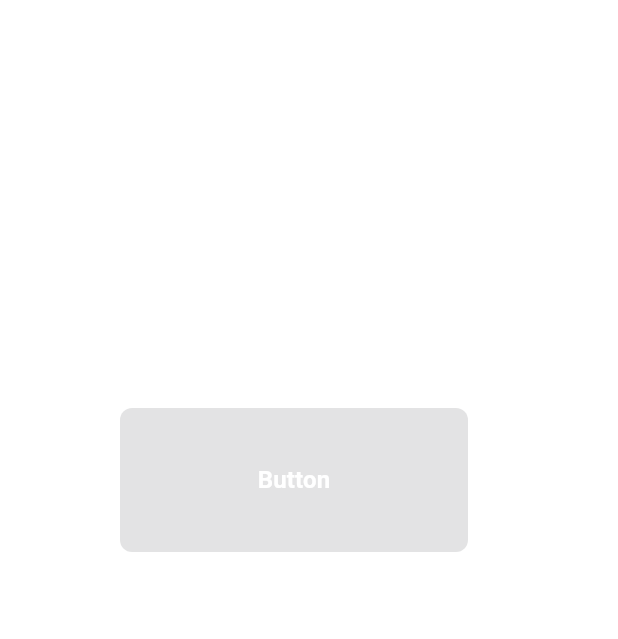
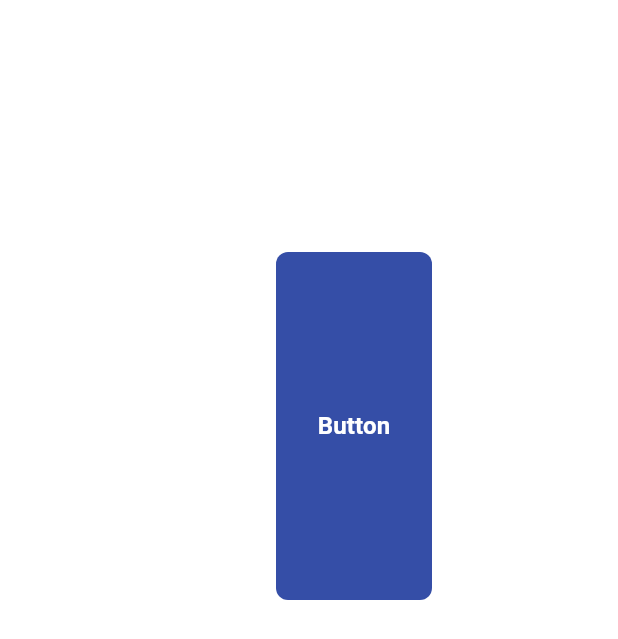
Before and after one commit to sudo-script/flutter-builder-ci, a Flutter app: the screen it shows after launch, on a phone screen of 412 x 824 dp. Shown: the top 639 px of the screen. Run offline on Flutter 3.47's test engine with Material 3 defaults, Android fonts, the phone set to English and light mode, and no system bars; our stand-ins replace go_router.

Commit message:
🤖 flutter-builder: generated app [bmmdphcgy6ry7]

```diff
--- a/lib/screens/screen_screen_1.dart
+++ b/lib/screens/screen_screen_1.dart
@@ -1,4 +1,5 @@
 import 'package:flutter/material.dart';
+import 'package:go_router/go_router.dart';
 
 class Screen1Screen extends StatefulWidget {
   const Screen1Screen({super.key});
@@ -17,7 +18,7 @@ class _Screen1ScreenState extends State<Screen1Screen> {
 
 
   void _handleButton_1Tap() {
-    Navigator.pushNamed(context, '/screen2');
+    context.go('/screen_2');
   }
 
 
@@ -30,15 +31,14 @@ class _Screen1ScreenState extends State<Screen1Screen> {
         child: Stack(
           children: [
             Positioned(
-              left: 80,
-              top: 272,
+              left: 184,
+              top: 168,
               child: SizedBox(
-              width: 232, height: 96,
+                width: 104, height: 232,
                 child: ElevatedButton(
-                onPressed: true ? _handleButton_1Tap() : null,
+                  onPressed: () { _handleButton_1Tap(); },
                   style: ElevatedButton.styleFrom(
-                  backgroundColor: const Color(0xFF3B4046),
-                  foregroundColor: Colors.white,
+                    backgroundColor: const Color(0xFF354EA7),
                     elevation: 0,
                     shape: RoundedRectangleBorder(borderRadius: BorderRadius.circular(8)),
                   ),
--- a/pubspec.yaml
+++ b/pubspec.yaml
@@ -1,4 +1,4 @@
-name: wj
+name: wt
 description: "My App - built with Flutter Builder"
 publish_to: none
 version: 1.0.0+1
```
Also changed, not shown: lib/screens/screen_screen_2.dart (+4 -9 lines), 3 other files. Lines whose indentation alone changed are shown as unchanged.
